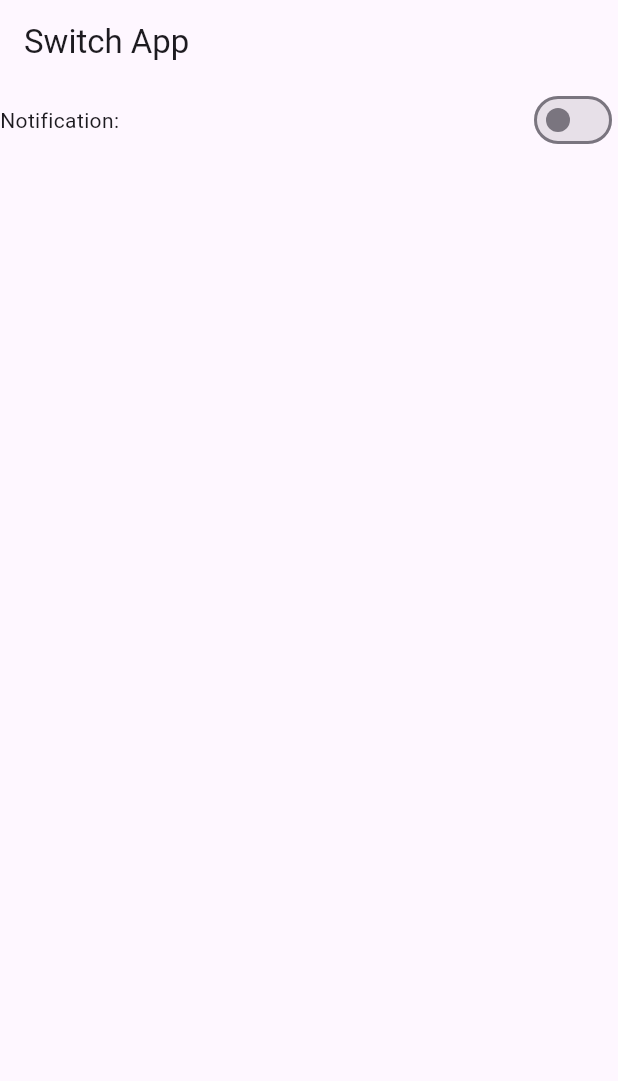
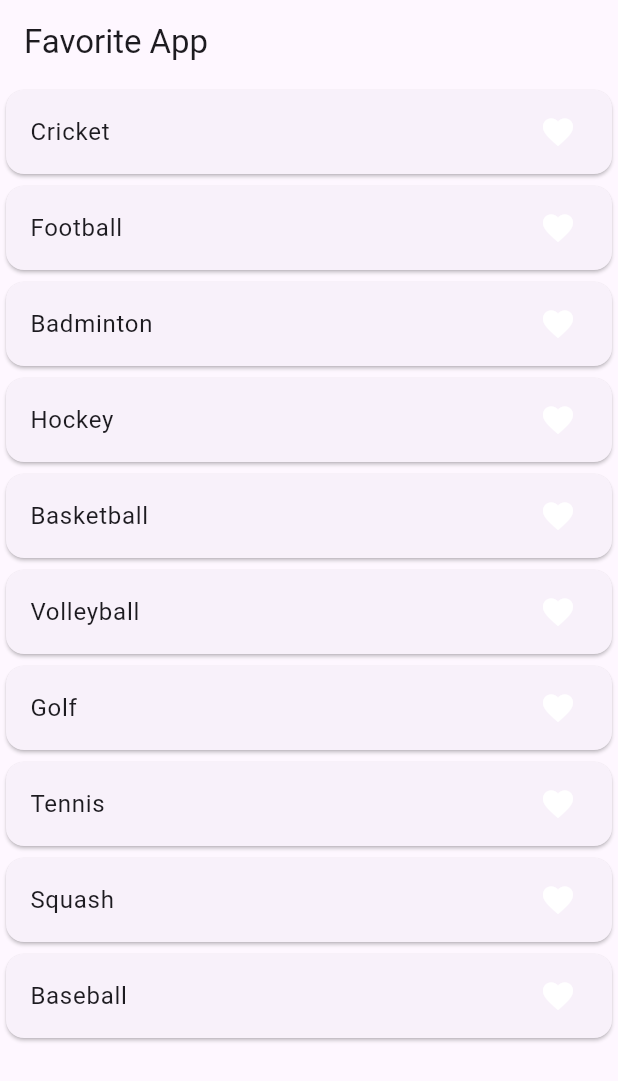
Before and after one commit to HasnathJami/Flutter_GetX_Masterclass, a Flutter app: the screen it shows after launch, on a phone screen of 412 x 824 dp. Shown: the top 1081 px of the screen. Run offline on Flutter 3.47's test engine with Material 3 defaults, Android fonts, the phone set to English and light mode, and no system bars; our stand-ins replace get.

Commit message:
12. GetX: Mark Favourite App

```diff
--- /dev/null
+++ b/lib/favorite/favorite_controller.dart
@@ -0,0 +1,23 @@
+import 'package:get/get.dart';
+
+class FavoriteController extends GetxController {
+  RxList<String> sports = [
+    'Cricket',
+    'Football',
+    'Badminton',
+    'Hockey',
+    'Basketball',
+    'Volleyball',
+    'Golf',
+    'Tennis',
+    'Squash',
+    'Baseball'
+  ].obs;
+
+  // RxList<dynamic> selectedSports = [].obs;
+  RxList selectedSports = [].obs;
+
+  addToFavorites(String sport) => selectedSports.add(sport);
+
+  removeFromFavorites(String sport) => selectedSports.remove(sport);
+}
--- /dev/null
+++ b/lib/favorite/favorite_screen.dart
@@ -0,0 +1,51 @@
+import 'package:flutter/material.dart';
+import 'package:flutter_getx_masterclass/favorite/favorite_controller.dart';
+import 'package:get/get.dart';
+
+class FavoriteScreen extends StatefulWidget {
+  const FavoriteScreen({super.key});
+
+  @override
+  State<FavoriteScreen> createState() => _FavoriteScreenState();
+}
+
+class _FavoriteScreenState extends State<FavoriteScreen> {
+  FavoriteController controller = Get.put(FavoriteController());
+
+  @override
+  void initState() {
+    super.initState();
+  }
+
+  @override
+  Widget build(BuildContext context) {
+    return Scaffold(
+      appBar: AppBar(
+        title: Text('Favorite App'),
+      ),
+      body: ListView.builder(
+          itemCount: controller.sports.length,
+          itemBuilder: (context, index) {
+            return Card(
+              child: ListTile(
+                onTap: () {
+                  controller.selectedSports.contains(controller.sports[index])
+                      ? controller.removeFromFavorites(controller.sports[index])
+                      : controller.addToFavorites(controller.sports[index]);
+
+                  // setState(() {});
+                },
+                title: Text(controller.sports[index]),
+                trailing: Obx(() => Icon(
+                      Icons.favorite,
+                      color: controller.selectedSports
+                              .contains(controller.sports[index])
+                          ? Colors.red
+                          : Colors.white,
+                    )),
+              ),
+            );
+          }),
+    );
+  }
+}
--- a/lib/main.dart
+++ b/lib/main.dart
@@ -1,11 +1,9 @@
 import 'package:flutter/material.dart';
-import 'package:flutter_getx_masterclass/opacity/opacity_screen.dart';
-import 'package:flutter_getx_masterclass/switch/switch_screen.dart';
+import 'package:flutter_getx_masterclass/favorite/favorite_screen.dart';
 import 'package:get/get.dart';
 
 void main() {
   runApp(const MyApp());
-
 }
 
 class MyApp extends StatelessWidget {
@@ -23,7 +21,7 @@ class MyApp extends StatelessWidget {
         colorScheme: ColorScheme.fromSeed(seedColor: Colors.deepPurple),
         useMaterial3: true,
       ),
-      home: SwitchScreen(),
+      home: FavoriteScreen(),
       // getPages: [
       //   GetPage(name:'/', page: () => HomeScreen()),
       //   GetPage(name:'/screenOne', page: () => ScreenOne()),
```
